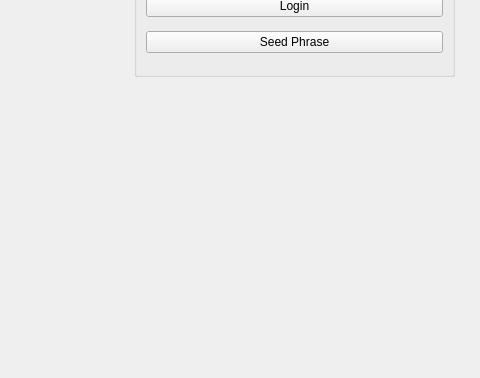
The window that qt/Email/inbox.ui (Developer-Dewd/mysterium-email) describes before a commit, drawn with Qt 5; both pictures show x 116 to 596 and y 244 to 622 of the 932 by 622 pixel window.
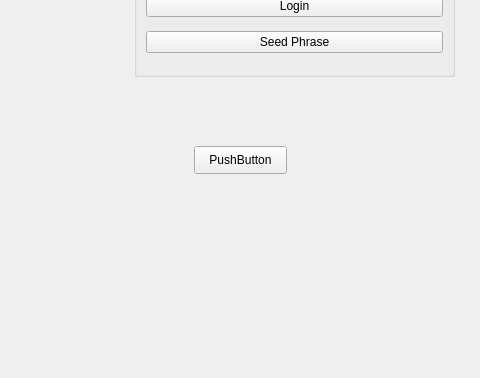
The same window after the commit.

Commit message: Added login and inbox listview

Diff of the .ui file:
```diff
--- a/qt/Email/inbox.ui
+++ b/qt/Email/inbox.ui
@@ -93,6 +93,19 @@
       </item>
      </layout>
     </widget>
+    <widget class="QPushButton" name="pushButton_2">
+     <property name="geometry">
+      <rect>
+       <x>290</x>
+       <y>380</y>
+       <width>93</width>
+       <height>28</height>
+      </rect>
+     </property>
+     <property name="text">
+      <string>PushButton</string>
+     </property>
+    </widget>
    </widget>
    <widget class="QWidget" name="page_2"/>
   </widget>
```
The commit also changes 14 other files.
